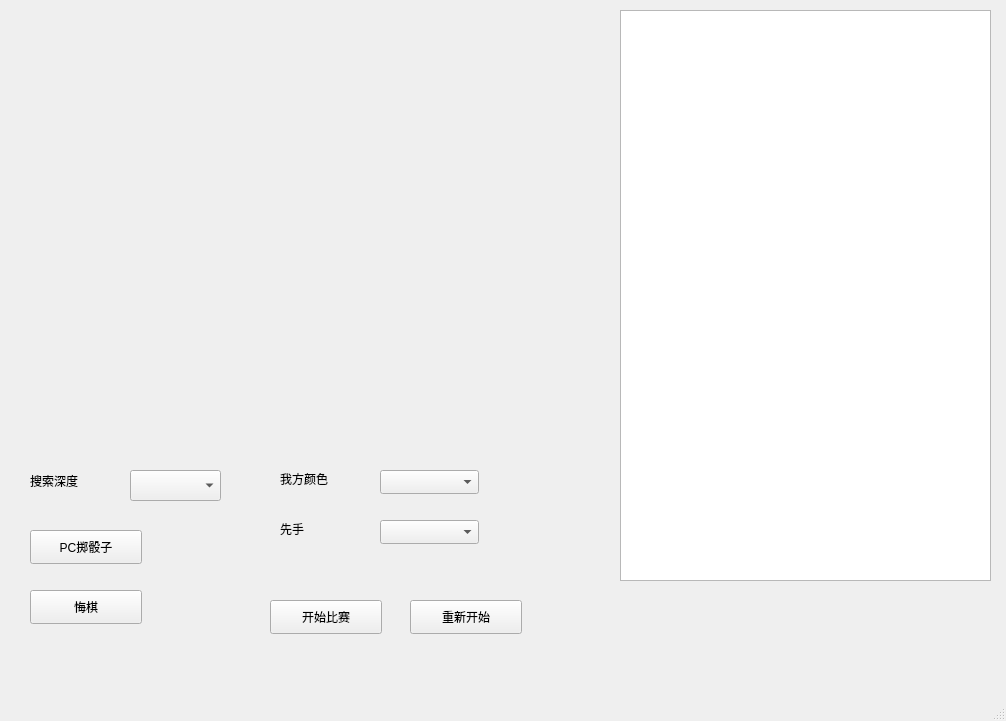
Qt form mainwindow.ui (Kelfvin/Einstein_KYL) before a commit.
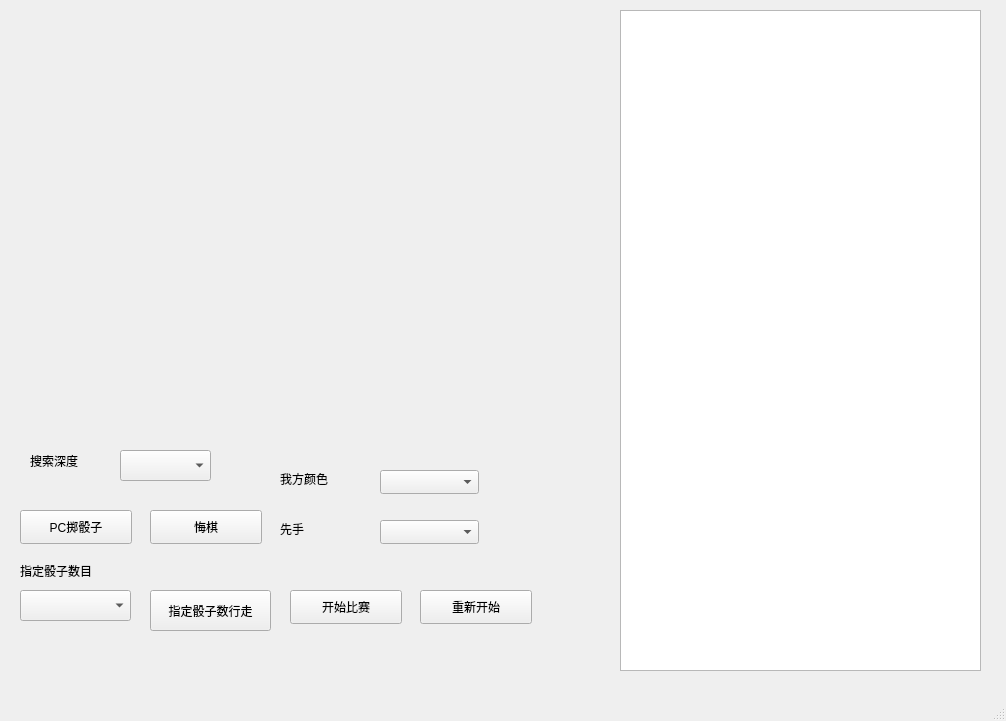
The same form after that commit.

Commit message: 添加了指定骰子数行走的功能

What changed in the file:
```diff
--- a/mainwindow.ui
+++ b/mainwindow.ui
@@ -20,7 +20,7 @@
       <x>0</x>
       <y>0</y>
       <width>481</width>
-      <height>451</height>
+      <height>421</height>
      </rect>
     </property>
     <layout class="QVBoxLayout" name="verticalLayout"/>
@@ -30,8 +30,8 @@
      <rect>
       <x>620</x>
       <y>10</y>
-      <width>371</width>
-      <height>571</height>
+      <width>361</width>
+      <height>661</height>
      </rect>
     </property>
     <layout class="QVBoxLayout" name="verticalLayout_2">
@@ -47,8 +47,8 @@
    <widget class="QPushButton" name="backButton">
     <property name="geometry">
      <rect>
-      <x>30</x>
-      <y>590</y>
+      <x>150</x>
+      <y>510</y>
       <width>112</width>
       <height>34</height>
      </rect>
@@ -61,7 +61,7 @@
     <property name="geometry">
      <rect>
       <x>30</x>
-      <y>460</y>
+      <y>440</y>
       <width>111</width>
       <height>41</height>
      </rect>
@@ -73,8 +73,8 @@
    <widget class="QComboBox" name="searchDeepCombBox">
     <property name="geometry">
      <rect>
-      <x>130</x>
-      <y>470</y>
+      <x>120</x>
+      <y>450</y>
       <width>91</width>
       <height>31</height>
      </rect>
@@ -83,8 +83,8 @@
    <widget class="QPushButton" name="diceButton">
     <property name="geometry">
      <rect>
-      <x>30</x>
-      <y>530</y>
+      <x>20</x>
+      <y>510</y>
       <width>112</width>
       <height>34</height>
      </rect>
@@ -96,8 +96,8 @@
    <widget class="QPushButton" name="startMatchButton">
     <property name="geometry">
      <rect>
-      <x>270</x>
-      <y>600</y>
+      <x>290</x>
+      <y>590</y>
       <width>112</width>
       <height>34</height>
      </rect>
@@ -155,8 +155,8 @@
    <widget class="QPushButton" name="replayMatchButton">
     <property name="geometry">
      <rect>
-      <x>410</x>
-      <y>600</y>
+      <x>420</x>
+      <y>590</y>
       <width>112</width>
       <height>34</height>
      </rect>
@@ -165,6 +165,42 @@
      <string>重新开始</string>
     </property>
    </widget>
+   <widget class="QPushButton" name="useGivenDiceButton">
+    <property name="geometry">
+     <rect>
+      <x>150</x>
+      <y>590</y>
+      <width>121</width>
+      <height>41</height>
+     </rect>
+    </property>
+    <property name="text">
+     <string>指定骰子数行走</string>
+    </property>
+   </widget>
+   <widget class="QComboBox" name="setDiceComboBox">
+    <property name="geometry">
+     <rect>
+      <x>20</x>
+      <y>590</y>
+      <width>111</width>
+      <height>31</height>
+     </rect>
+    </property>
+   </widget>
+   <widget class="QLabel" name="label_4">
+    <property name="geometry">
+     <rect>
+      <x>20</x>
+      <y>560</y>
+      <width>101</width>
+      <height>21</height>
+     </rect>
+    </property>
+    <property name="text">
+     <string>指定骰子数目</string>
+    </property>
+   </widget>
   </widget>
   <widget class="QMenuBar" name="menubar">
    <property name="geometry">
```
Left out of the diff: 2 changed lines with no effect on the pictures. The commit also changes 3 other files.
